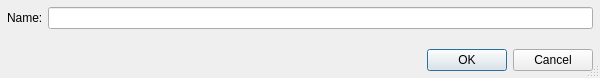
NikolaRoev/Tracker, file Tracker-lib/src/UI/AddCreatorDialog/AddCreatorDialog.ui: the form before one commit.
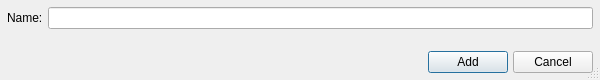
The form after the commit.

Diff of the .ui file:
```diff
--- a/Tracker-lib/src/UI/AddCreatorDialog/AddCreatorDialog.ui
+++ b/Tracker-lib/src/UI/AddCreatorDialog/AddCreatorDialog.ui
@@ -7,7 +7,7 @@
     <x>0</x>
     <y>0</y>
     <width>600</width>
-    <height>78</height>
+    <height>80</height>
    </rect>
   </property>
   <property name="windowTitle">
@@ -16,7 +16,7 @@
   <property name="sizeGripEnabled">
    <bool>true</bool>
   </property>
-  <layout class="QVBoxLayout" name="verticalLayout">
+  <layout class="QVBoxLayout" name="verticalLayout" stretch="1,0">
    <property name="spacing">
     <number>5</number>
    </property>
@@ -47,14 +47,38 @@
     </layout>
    </item>
    <item>
-    <widget class="QDialogButtonBox" name="buttonBox">
-     <property name="orientation">
-      <enum>Qt::Horizontal</enum>
+    <layout class="QHBoxLayout" name="horizontalLayout" stretch="1,0,0">
+     <property name="spacing">
+      <number>5</number>
      </property>
-     <property name="standardButtons">
-      <set>QDialogButtonBox::Cancel|QDialogButtonBox::Ok</set>
-     </property>
-    </widget>
+     <item>
+      <spacer name="horizontalSpacer">
+       <property name="orientation">
+        <enum>Qt::Horizontal</enum>
+       </property>
+       <property name="sizeHint" stdset="0">
+        <size>
+         <width>40</width>
+         <height>20</height>
+        </size>
+       </property>
+      </spacer>
+     </item>
+     <item>
+      <widget class="QPushButton" name="addButton">
+       <property name="text">
+        <string>Add</string>
+       </property>
+      </widget>
+     </item>
+     <item>
+      <widget class="QPushButton" name="cancelButton">
+       <property name="text">
+        <string>Cancel</string>
+       </property>
+      </widget>
+     </item>
+    </layout>
    </item>
   </layout>
  </widget>
```
Left out of the diff: 28 changed lines with no effect on the pictures.
